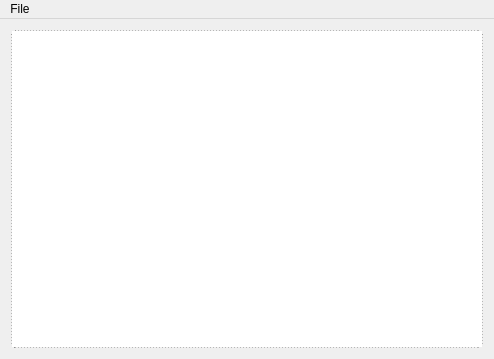
This is zenwriter.ui in StepanKuzmin/zenwriter as Qt 5 draws it before an edit. The edited form follows.
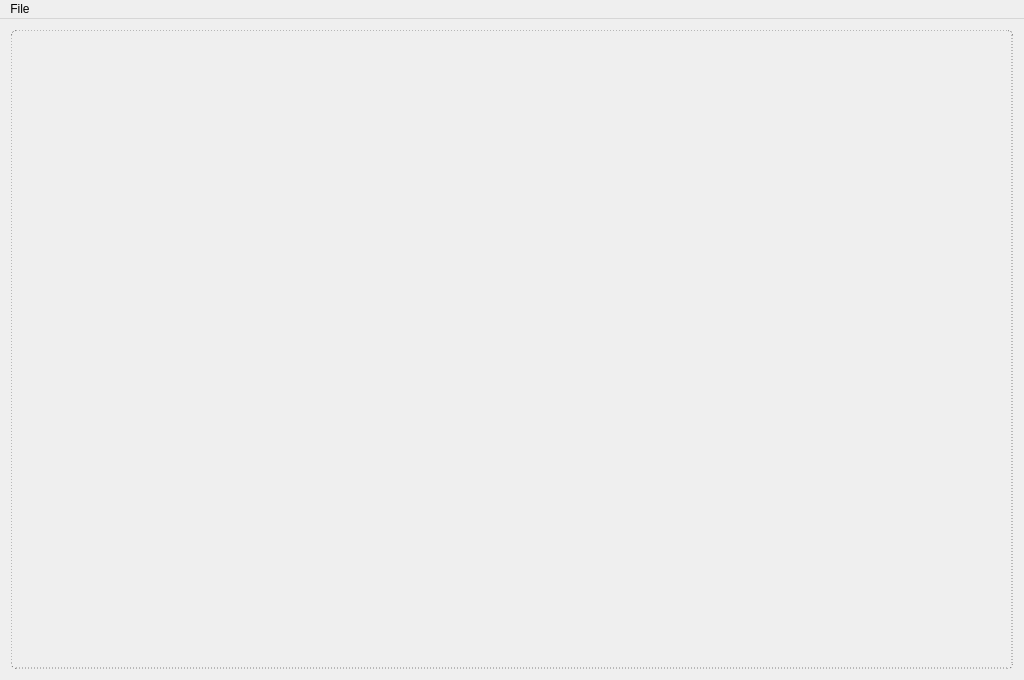
This is the edited form.

Commit message: NEW: background image.

```diff
--- a/zenwriter.ui
+++ b/zenwriter.ui
@@ -6,17 +6,17 @@
    <rect>
     <x>0</x>
     <y>0</y>
-    <width>494</width>
-    <height>359</height>
+    <width>1024</width>
+    <height>680</height>
    </rect>
   </property>
   <property name="windowTitle">
    <string>ZenWriter</string>
   </property>
-  <property name="styleSheet">
-   <string notr="true"/>
-  </property>
   <widget class="QWidget" name="centralWidget">
+   <property name="styleSheet">
+    <string notr="true"/>
+   </property>
    <layout class="QHBoxLayout" name="horizontalLayout">
     <item>
      <widget class="QPlainTextEdit" name="plainTextEdit">
@@ -28,7 +28,7 @@
       </property>
       <property name="styleSheet">
        <string notr="true">border: 1px dotted grey;
-border-radius: 4;</string>
+border-radius: 5; background: transparent;</string>
       </property>
       <property name="frameShape">
        <enum>QFrame::NoFrame</enum>
@@ -55,6 +55,12 @@
      <height>19</height>
     </rect>
    </property>
+   <property name="autoFillBackground">
+    <bool>false</bool>
+   </property>
+   <property name="defaultUp">
+    <bool>false</bool>
+   </property>
    <widget class="QMenu" name="menu_File">
     <property name="title">
      <string>File</string>
```
The commit also changes 4 other files.
